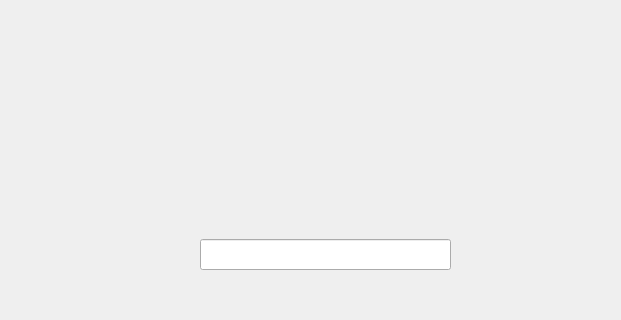
First picture: the form in mainwindow.ui, repository Elgce/Dynasties, before the edit; both pictures show x 160 to 781 and y 320 to 640 of the 960 by 640 pixel window.
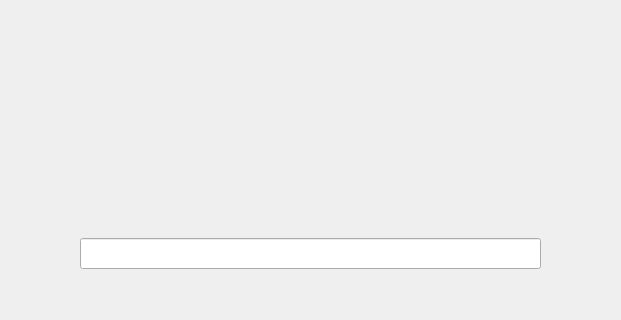
Second picture: the form after the edit. Icons and pictures are not drawn.

What changed in the file:
```diff
--- a/mainwindow.ui
+++ b/mainwindow.ui
@@ -23,12 +23,23 @@
    <bool>false</bool>
   </property>
   <widget class="QWidget" name="centralwidget">
+   <widget class="QWidget" name="verticalLayoutWidget">
+    <property name="geometry">
+     <rect>
+      <x>0</x>
+      <y>0</y>
+      <width>961</width>
+      <height>531</height>
+     </rect>
+    </property>
+    <layout class="QVBoxLayout" name="verticalLayout"/>
+   </widget>
    <widget class="QLineEdit" name="lineEdit">
     <property name="geometry">
      <rect>
-      <x>360</x>
-      <y>530</y>
-      <width>251</width>
+      <x>240</x>
+      <y>529</y>
+      <width>461</width>
       <height>31</height>
      </rect>
     </property>
```
